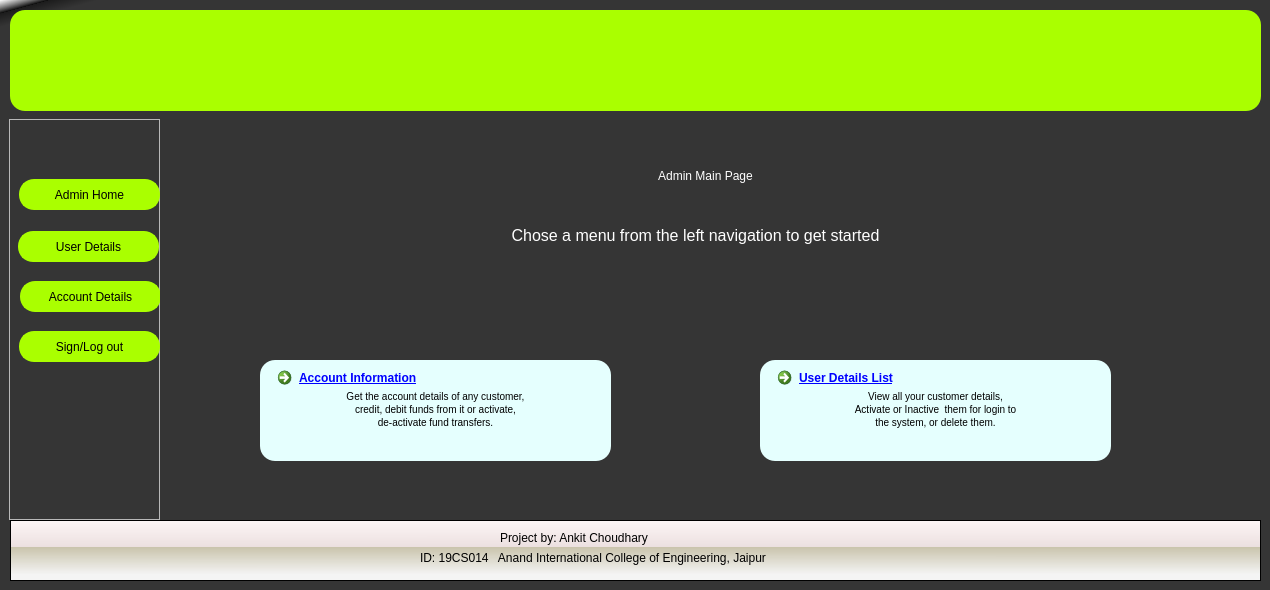
This is Assets/Admin_Home.ui in VCF-Small/Bank-Management-System as Qt 5 draws it before an edit. The edited form follows.
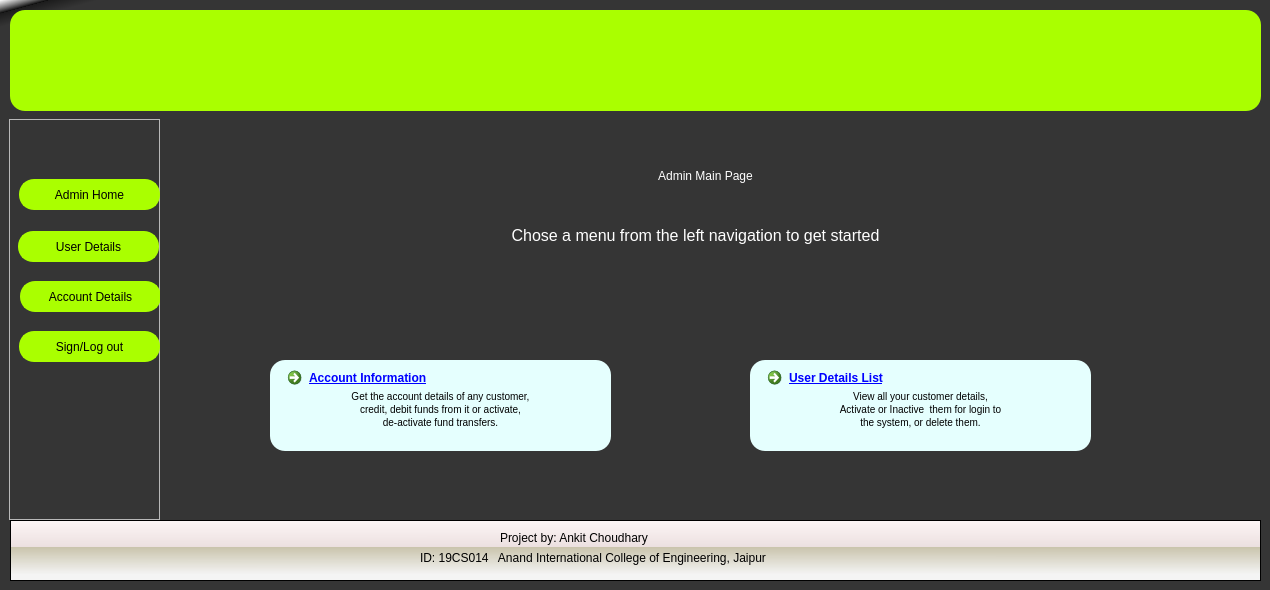
This is the edited form. Icons and pictures are not drawn.

Commit message: User Interfaces

```diff
--- a/Assets/Admin_Home.ui
+++ b/Assets/Admin_Home.ui
@@ -215,48 +215,6 @@
     <set>Qt::AlignCenter</set>
    </property>
   </widget>
-  <widget class="QTextEdit" name="textEdit">
-   <property name="geometry">
-    <rect>
-     <x>260</x>
-     <y>360</y>
-     <width>351</width>
-     <height>101</height>
-    </rect>
-   </property>
-   <property name="html">
-    <string>&lt;!DOCTYPE HTML PUBLIC &quot;-//W3C//DTD HTML 4.0//EN&quot; &quot;http://www.w3.org/TR/REC-html40/strict.dtd&quot;&gt;
-&lt;html&gt;&lt;head&gt;&lt;meta name=&quot;qrichtext&quot; content=&quot;1&quot; /&gt;&lt;style type=&quot;text/css&quot;&gt;
-p, li { white-space: pre-wrap; }
-&lt;/style&gt;&lt;/head&gt;&lt;body style=&quot; font-family:'MS Shell Dlg 2'; font-size:7.8pt; font-weight:400; font-style:normal;&quot;&gt;
-&lt;p align=&quot;center&quot; style=&quot;-qt-paragraph-type:empty; margin-top:0px; margin-bottom:0px; margin-left:0px; margin-right:0px; -qt-block-indent:0; text-indent:0px;&quot;&gt;&lt;br /&gt;&lt;/p&gt;
-&lt;p align=&quot;center&quot; style=&quot;-qt-paragraph-type:empty; margin-top:0px; margin-bottom:0px; margin-left:0px; margin-right:0px; -qt-block-indent:0; text-indent:0px;&quot;&gt;&lt;br /&gt;&lt;/p&gt;
-&lt;p align=&quot;center&quot; style=&quot; margin-top:0px; margin-bottom:0px; margin-left:0px; margin-right:0px; -qt-block-indent:0; text-indent:0px;&quot;&gt;&lt;span style=&quot; color:#000000;&quot;&gt;Get the account details of any customer,&lt;/span&gt;&lt;/p&gt;
-&lt;p align=&quot;center&quot; style=&quot; margin-top:0px; margin-bottom:0px; margin-left:0px; margin-right:0px; -qt-block-indent:0; text-indent:0px;&quot;&gt;&lt;span style=&quot; color:#000000;&quot;&gt;credit, debit funds from it or activate,&lt;/span&gt;&lt;/p&gt;
-&lt;p align=&quot;center&quot; style=&quot; margin-top:0px; margin-bottom:0px; margin-left:0px; margin-right:0px; -qt-block-indent:0; text-indent:0px;&quot;&gt;&lt;span style=&quot; color:#000000;&quot;&gt;de-activate fund transfers.&lt;/span&gt;&lt;/p&gt;&lt;/body&gt;&lt;/html&gt;</string>
-   </property>
-  </widget>
-  <widget class="QTextEdit" name="textEdit_2">
-   <property name="geometry">
-    <rect>
-     <x>760</x>
-     <y>360</y>
-     <width>351</width>
-     <height>101</height>
-    </rect>
-   </property>
-   <property name="html">
-    <string>&lt;!DOCTYPE HTML PUBLIC &quot;-//W3C//DTD HTML 4.0//EN&quot; &quot;http://www.w3.org/TR/REC-html40/strict.dtd&quot;&gt;
-&lt;html&gt;&lt;head&gt;&lt;meta name=&quot;qrichtext&quot; content=&quot;1&quot; /&gt;&lt;style type=&quot;text/css&quot;&gt;
-p, li { white-space: pre-wrap; }
-&lt;/style&gt;&lt;/head&gt;&lt;body style=&quot; font-family:'MS Shell Dlg 2'; font-size:7.8pt; font-weight:400; font-style:normal;&quot;&gt;
-&lt;p align=&quot;center&quot; style=&quot;-qt-paragraph-type:empty; margin-top:0px; margin-bottom:0px; margin-left:0px; margin-right:0px; -qt-block-indent:0; text-indent:0px;&quot;&gt;&lt;br /&gt;&lt;/p&gt;
-&lt;p align=&quot;center&quot; style=&quot; margin-top:0px; margin-bottom:0px; margin-left:0px; margin-right:0px; -qt-block-indent:0; text-indent:0px;&quot;&gt;&lt;span style=&quot; color:#000000;&quot;&gt;	&lt;/span&gt;&lt;/p&gt;
-&lt;p align=&quot;center&quot; style=&quot; margin-top:0px; margin-bottom:0px; margin-left:0px; margin-right:0px; -qt-block-indent:0; text-indent:0px;&quot;&gt;&lt;span style=&quot; color:#000000;&quot;&gt;View all your customer details,&lt;/span&gt;&lt;/p&gt;
-&lt;p align=&quot;center&quot; style=&quot; margin-top:0px; margin-bottom:0px; margin-left:0px; margin-right:0px; -qt-block-indent:0; text-indent:0px;&quot;&gt;&lt;span style=&quot; color:#000000;&quot;&gt;Activate or Inactive  them for login to&lt;/span&gt;&lt;/p&gt;
-&lt;p align=&quot;center&quot; style=&quot; margin-top:0px; margin-bottom:0px; margin-left:0px; margin-right:0px; -qt-block-indent:0; text-indent:0px;&quot;&gt;&lt;span style=&quot; color:#000000;&quot;&gt;the system, or delete them.&lt;/span&gt;&lt;/p&gt;&lt;/body&gt;&lt;/html&gt;</string>
-   </property>
-  </widget>
   <widget class="QPushButton" name="topframe">
    <property name="geometry">
     <rect>
@@ -283,7 +241,7 @@
   <widget class="QCommandLinkButton" name="Account_Information_btn">
    <property name="geometry">
     <rect>
-     <x>270</x>
+     <x>280</x>
      <y>360</y>
      <width>271</width>
      <height>41</height>
@@ -306,7 +264,7 @@
   <widget class="QCommandLinkButton" name="Users_Details_btn">
    <property name="geometry">
     <rect>
-     <x>770</x>
+     <x>760</x>
      <y>360</y>
      <width>271</width>
      <height>41</height>
@@ -326,6 +284,57 @@
     </size>
    </property>
   </widget>
+  <widget class="QTextBrowser" name="textBrowser">
+   <property name="geometry">
+    <rect>
+     <x>270</x>
+     <y>360</y>
+     <width>341</width>
+     <height>91</height>
+    </rect>
+   </property>
+   <property name="html">
+    <string>&lt;!DOCTYPE HTML PUBLIC &quot;-//W3C//DTD HTML 4.0//EN&quot; &quot;http://www.w3.org/TR/REC-html40/strict.dtd&quot;&gt;
+&lt;html&gt;&lt;head&gt;&lt;meta name=&quot;qrichtext&quot; content=&quot;1&quot; /&gt;&lt;style type=&quot;text/css&quot;&gt;
+p, li { white-space: pre-wrap; }
+&lt;/style&gt;&lt;/head&gt;&lt;body style=&quot; font-family:'MS Shell Dlg 2'; font-size:7.8pt; font-weight:400; font-style:normal;&quot;&gt;
+&lt;p style=&quot;-qt-paragraph-type:empty; margin-top:0px; margin-bottom:0px; margin-left:0px; margin-right:0px; -qt-block-indent:0; text-indent:0px;&quot;&gt;&lt;br /&gt;&lt;/p&gt;
+&lt;p align=&quot;center&quot; style=&quot;-qt-paragraph-type:empty; margin-top:0px; margin-bottom:0px; margin-left:0px; margin-right:0px; -qt-block-indent:0; text-indent:0px;&quot;&gt;&lt;br /&gt;&lt;/p&gt;
+&lt;p align=&quot;center&quot; style=&quot; margin-top:0px; margin-bottom:0px; margin-left:0px; margin-right:0px; -qt-block-indent:0; text-indent:0px;&quot;&gt;&lt;span style=&quot; color:#000000;&quot;&gt;Get the account details of any customer,&lt;/span&gt;&lt;/p&gt;
+&lt;p align=&quot;center&quot; style=&quot; margin-top:0px; margin-bottom:0px; margin-left:0px; margin-right:0px; -qt-block-indent:0; text-indent:0px;&quot;&gt;&lt;span style=&quot; color:#000000;&quot;&gt;credit, debit funds from it or activate,&lt;/span&gt;&lt;/p&gt;
+&lt;p align=&quot;center&quot; style=&quot; margin-top:0px; margin-bottom:0px; margin-left:0px; margin-right:0px; -qt-block-indent:0; text-indent:0px;&quot;&gt;&lt;span style=&quot; color:#000000;&quot;&gt;de-activate fund transfers.&lt;/span&gt;&lt;/p&gt;&lt;/body&gt;&lt;/html&gt;</string>
+   </property>
+  </widget>
+  <widget class="QTextBrowser" name="textBrowser_2">
+   <property name="geometry">
+    <rect>
+     <x>750</x>
+     <y>360</y>
+     <width>341</width>
+     <height>91</height>
+    </rect>
+   </property>
+   <property name="html">
+    <string>&lt;!DOCTYPE HTML PUBLIC &quot;-//W3C//DTD HTML 4.0//EN&quot; &quot;http://www.w3.org/TR/REC-html40/strict.dtd&quot;&gt;
+&lt;html&gt;&lt;head&gt;&lt;meta name=&quot;qrichtext&quot; content=&quot;1&quot; /&gt;&lt;style type=&quot;text/css&quot;&gt;
+p, li { white-space: pre-wrap; }
+&lt;/style&gt;&lt;/head&gt;&lt;body style=&quot; font-family:'MS Shell Dlg 2'; font-size:7.8pt; font-weight:400; font-style:normal;&quot;&gt;
+&lt;p align=&quot;center&quot; style=&quot;-qt-paragraph-type:empty; margin-top:0px; margin-bottom:0px; margin-left:0px; margin-right:0px; -qt-block-indent:0; text-indent:0px;&quot;&gt;&lt;br /&gt;&lt;/p&gt;
+&lt;p align=&quot;center&quot; style=&quot; margin-top:0px; margin-bottom:0px; margin-left:0px; margin-right:0px; -qt-block-indent:0; text-indent:0px;&quot;&gt;&lt;span style=&quot; color:#000000;&quot;&gt;	&lt;/span&gt;&lt;/p&gt;
+&lt;p align=&quot;center&quot; style=&quot; margin-top:0px; margin-bottom:0px; margin-left:0px; margin-right:0px; -qt-block-indent:0; text-indent:0px;&quot;&gt;&lt;span style=&quot; color:#000000;&quot;&gt;View all your customer details,&lt;/span&gt;&lt;/p&gt;
+&lt;p align=&quot;center&quot; style=&quot; margin-top:0px; margin-bottom:0px; margin-left:0px; margin-right:0px; -qt-block-indent:0; text-indent:0px;&quot;&gt;&lt;span style=&quot; color:#000000;&quot;&gt;Activate or Inactive  them for login to&lt;/span&gt;&lt;/p&gt;
+&lt;p align=&quot;center&quot; style=&quot; margin-top:0px; margin-bottom:0px; margin-left:0px; margin-right:0px; -qt-block-indent:0; text-indent:0px;&quot;&gt;&lt;span style=&quot; color:#000000;&quot;&gt;the system, or delete them.&lt;/span&gt;&lt;/p&gt;&lt;/body&gt;&lt;/html&gt;</string>
+   </property>
+  </widget>
+  <zorder>textBrowser_2</zorder>
+  <zorder>textBrowser</zorder>
+  <zorder>bottomframe</zorder>
+  <zorder>sideframe</zorder>
+  <zorder>text</zorder>
+  <zorder>label_3</zorder>
+  <zorder>topframe</zorder>
+  <zorder>Account_Information_btn</zorder>
+  <zorder>Users_Details_btn</zorder>
  </widget>
  <resources/>
  <connections/>
```
The commit also changes 1 other file.
